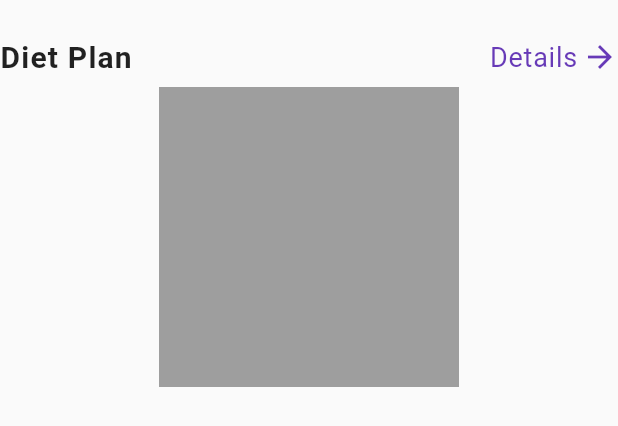
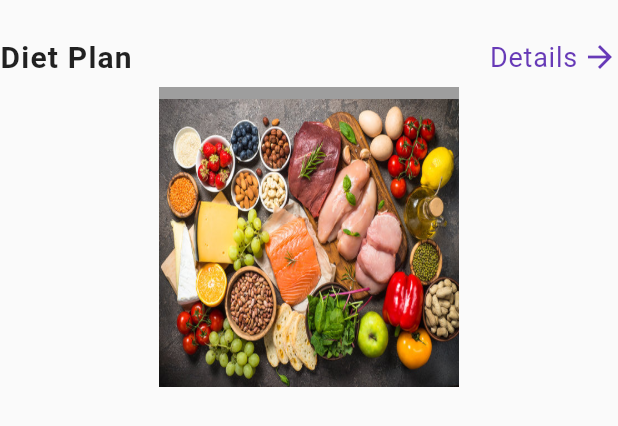
Before and after one commit to Ishaankumar2001/fitness-community-app, a Flutter app: what dietPlan() shows on an empty page, opened directly, on a phone screen of 412 x 824 dp. Shown: the top 426 px of the screen. Run offline on Flutter 3.47's test engine with Material 2 defaults, Android fonts, the phone set to English and light mode, and no system bars; our stand-ins replace carousel_slider, font_awesome_flutter, percent_indicator; missing offline and left inert: appbar_animated.

Commit message:
final commit

```diff
--- a/fitness_community_app/lib/UI/workout_beginner.dart
+++ b/fitness_community_app/lib/UI/workout_beginner.dart
@@ -101,7 +101,7 @@ class _workout_beginner_State extends State<workout_beginner> {
                     onTap: () {
                       Navigator.push(context,
                           MaterialPageRoute(builder: (context) {
-                        return workout_description(index);
+                        return workout_description();
                       }));
                     },
                   );
--- a/fitness_community_app/lib/main.dart
+++ b/fitness_community_app/lib/main.dart
@@ -47,7 +47,7 @@ class _homeState extends State<home> {
   final List<Widget> _pages = [
     HomePage(),
     workout_beginner(),
-    workout_description(0),
+    workout_description(),
     UserStatistics(),
   ];
 
--- a/fitness_community_app/lib/widget/dietPlan.dart
+++ b/fitness_community_app/lib/widget/dietPlan.dart
@@ -1,18 +1,14 @@
 import 'dart:ui';
 
 import 'package:flutter/material.dart';
-
-
 
 class Diet {
   String imageUrl;
   String name;
 
-
   Diet({
     required this.imageUrl,
     required this.name,
-
   });
 }
 
@@ -20,19 +16,16 @@ final List<Diet> diet = [
   Diet(
     imageUrl: 'Assets/Icons/chest.jpg',
     name: 'Chest',
-
   ),
   Diet(
     imageUrl: 'Assets/Icons/shoulder.jpg',
     name: 'Bisceps',
-
   ),
   Diet(
-      imageUrl: 'Assets/Icons/shoulder.jpg',
-      name: 'Back',
+    imageUrl: 'Assets/Icons/shoulder.jpg',
+    name: 'Back',
   ),
 ];
-
 
 class dietPlan extends StatefulWidget {
   const dietPlan({super.key});
@@ -75,6 +68,10 @@ class _dietPlanState extends State<dietPlan> {
           Container(
             height: 200,
             width: 200,
+            child: Image.asset(
+              "Assets/Icons/diet.jpg",
+              fit: BoxFit.fill,
+            ),
             padding: EdgeInsets.only(
               top: 8,
             ),
```
Also changed, not shown: fitness_community_app/lib/Class Files/workout_data.dart (+0 -19 lines), fitness_community_app/lib/UI/workout_description.dart (+2 -5 lines), fitness_community_app/Assets/Icons/diet.jpg (added).
